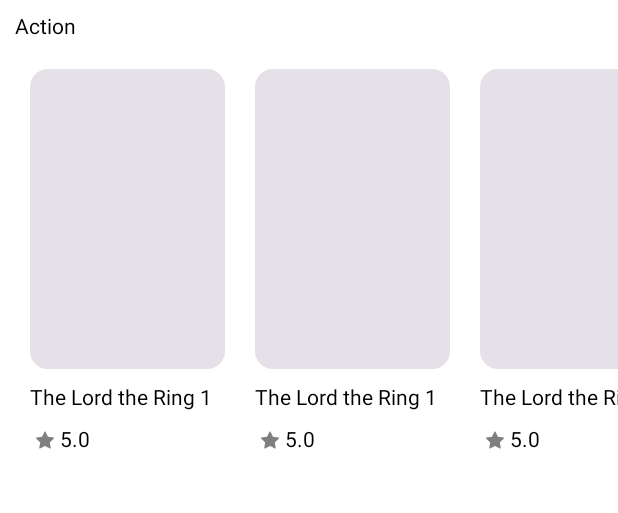
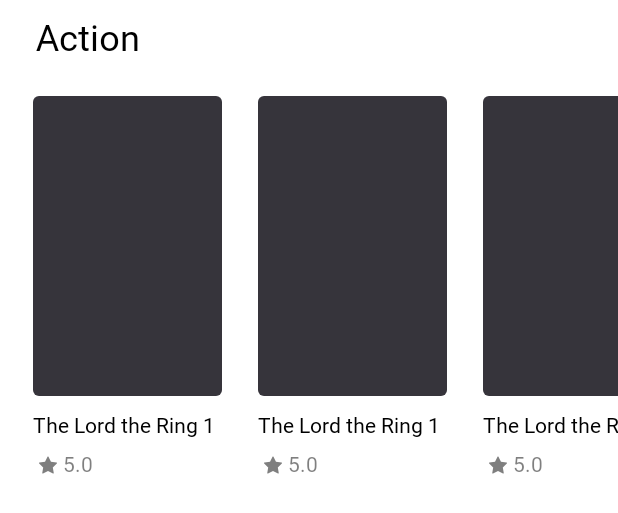
Before and after one commit to junbean/MovieApp, an Android app built with Jetpack Compose: the @Preview function PreviewCategoryRow, on a phone screen of 412 x 824 dp. Shown: the top 513 px of the screen. Run offline under Robolectric (Android 15) with nearby library versions, the phone set to English and light mode, and no system bars; Roboto replaces fonts that are not available here.

Commit message:
컴포넌트 테마 적용

```diff
--- a/app/src/main/java/com/junbean/movieapp/ui/components/movie/Category.kt
+++ b/app/src/main/java/com/junbean/movieapp/ui/components/movie/Category.kt
@@ -4,12 +4,14 @@ import androidx.compose.foundation.layout.Column
 import androidx.compose.foundation.layout.PaddingValues
 import androidx.compose.foundation.layout.padding
 import androidx.compose.foundation.lazy.LazyRow
-import androidx.compose.foundation.lazy.itemsIndexed
+import androidx.compose.material3.MaterialTheme
 import androidx.compose.material3.Text
 import androidx.compose.runtime.Composable
 import androidx.compose.ui.Modifier
 import androidx.compose.ui.tooling.preview.Preview
 import androidx.compose.ui.unit.dp
+import com.junbean.movieapp.ui.theme.MovieAppTheme
+import com.junbean.movieapp.ui.theme.Paddings
 
 @Composable
 fun CategoryRow() {
@@ -43,7 +45,12 @@ fun CategoryRow() {
 fun CategoryTitle(s: String) {
     Text(
         text = s,
-        modifier = Modifier.padding(10.dp)
+        modifier = Modifier
+            .padding(
+                vertical = Paddings.large,
+                horizontal = Paddings.extra
+            ),
+        style = MaterialTheme.typography.headlineMedium
     )
 }
 
@@ -51,5 +58,7 @@ fun CategoryTitle(s: String) {
 @Preview(showBackground = true)
 @Composable
 fun PreviewCategoryRow() {
-    CategoryRow()
+    MovieAppTheme {
+        CategoryRow()
+    }
 }
--- a/app/src/main/java/com/junbean/movieapp/ui/components/movie/MovieItem.kt
+++ b/app/src/main/java/com/junbean/movieapp/ui/components/movie/MovieItem.kt
@@ -11,6 +11,7 @@ import androidx.compose.foundation.layout.size
 import androidx.compose.foundation.layout.width
 import androidx.compose.material3.Card
 import androidx.compose.material3.Icon
+import androidx.compose.material3.MaterialTheme
 import androidx.compose.material3.Text
 import androidx.compose.runtime.Composable
 import androidx.compose.ui.Alignment
@@ -22,6 +23,8 @@ import androidx.compose.ui.text.style.TextOverflow
 import androidx.compose.ui.tooling.preview.Preview
 import androidx.compose.ui.unit.dp
 import com.junbean.movieapp.R
+import com.junbean.movieapp.ui.theme.MovieAppTheme
+import com.junbean.movieapp.ui.theme.Paddings
 
 private val CARD_WIDTH = 150.dp
 
@@ -30,7 +33,7 @@ fun MovieItem() {
     Column(
         modifier = Modifier
             .width(CARD_WIDTH)
-            .padding(10.dp)
+            .padding(Paddings.large)
     ) {
         Poster(
             modifier = Modifier.width(CARD_WIDTH)
@@ -41,20 +44,21 @@ fun MovieItem() {
             maxLines = 1,                       // 최대 1줄 지정
             overflow = TextOverflow.Ellipsis,   // 1줄이 넘어가면 끝을 ...으로 지정
             modifier = Modifier.padding(
-                top = 11.dp
-            )
+                top = Paddings.large
+            ),
+            style = MaterialTheme.typography.bodySmall
         )
 
         Row(
             modifier = Modifier.padding(
-                vertical = 10.dp
+                vertical = Paddings.medium
             ),
             verticalAlignment = Alignment.CenterVertically
         ) {
             Icon(
                 modifier = Modifier
-                    .padding(4.dp)
-                    .size(12.dp),
+                    .padding(Paddings.small)
+                    .size(Paddings.large),
                 imageVector = ImageVector.vectorResource(id = R.drawable.ic_rating),
                 tint = Color.Black.copy(
                     alpha = 0.5f
@@ -62,7 +66,11 @@ fun MovieItem() {
                 contentDescription = "rating icon"
             )
             Text(
-                text = "5.0"
+                text = "5.0",
+                style = MaterialTheme.typography.bodySmall,
+                color = MaterialTheme.colorScheme.onSurface.copy(
+                    alpha = 0.5f
+                )
             )
         }
     }
@@ -84,5 +92,7 @@ fun Poster(modifier: Modifier) {
 @Preview(showBackground = true)
 @Composable
 fun PreviewMovieItem() {
-    MovieItem()
+    MovieAppTheme {
+        MovieItem()
+    }
 }
```
